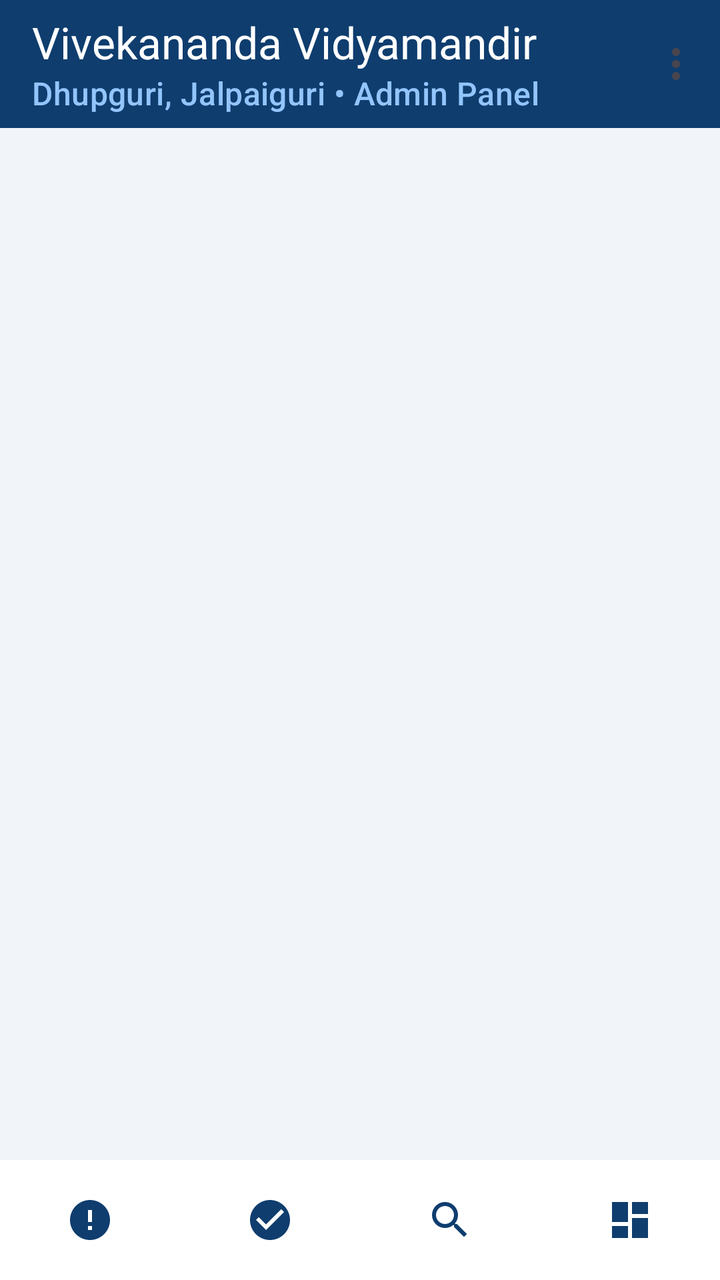
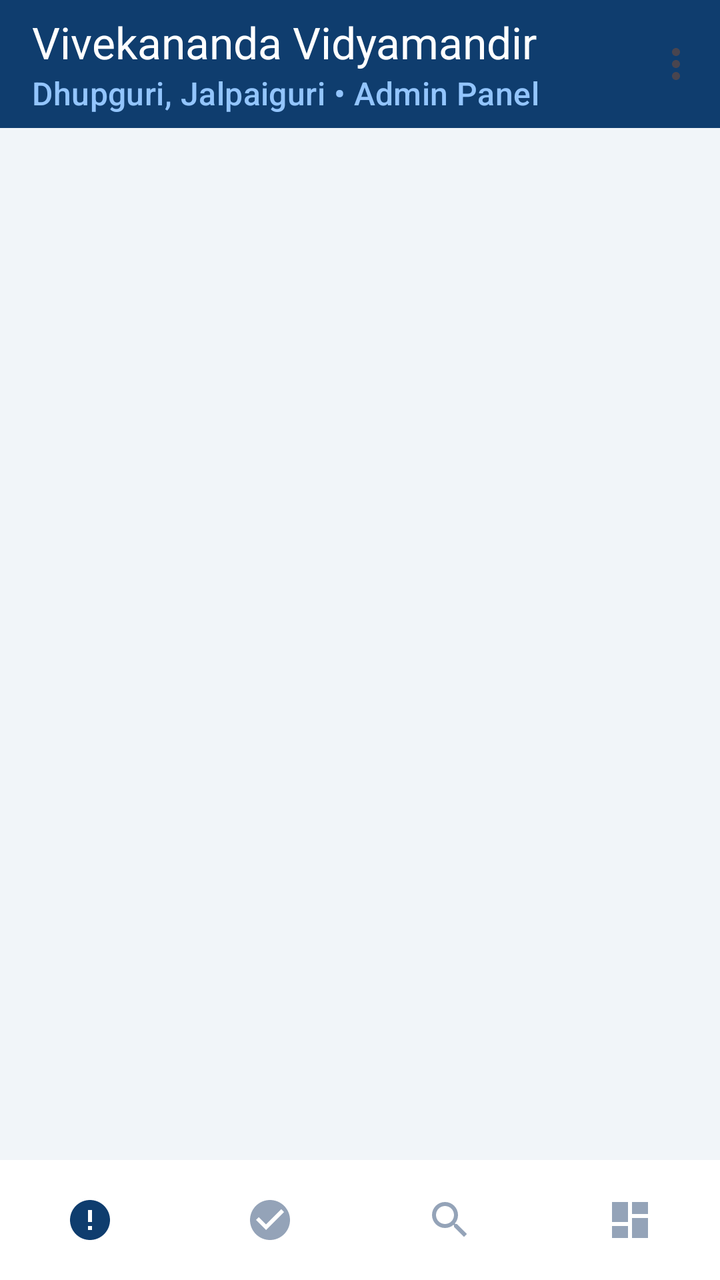

Two renders of the same Android screen: before a commit and after it. Below are the layout's source before the change and the commit's diff.
<!-- AndroidManifest.xml: application theme Theme.SchoolManager -->
<!-- res/layout/activity_main.xml -->
<?xml version="1.0" encoding="utf-8"?>
<androidx.coordinatorlayout.widget.CoordinatorLayout
    xmlns:android="http://schemas.android.com/apk/res/android"
    xmlns:app="http://schemas.android.com/apk/res-auto"
    android:layout_width="match_parent"
    android:layout_height="match_parent"
    android:background="#F1F5F9">

    <com.google.android.material.appbar.AppBarLayout
        android:layout_width="match_parent"
        android:layout_height="wrap_content">

        <com.google.android.material.appbar.MaterialToolbar
            android:id="@+id/topAppBar"
            android:layout_width="match_parent"
            android:layout_height="?attr/actionBarSize"
            android:background="#0F3D6E"
            app:title="Vivekananda Vidyamandir"
            app:subtitle="Dhupguri, Jalpaiguri • Admin Panel"
            app:titleTextColor="@android:color/white"
            app:subtitleTextColor="#93C5FD"
            app:menu="@menu/main_menu" />
    </com.google.android.material.appbar.AppBarLayout>

    <LinearLayout
        android:layout_width="match_parent"
        android:layout_height="match_parent"
        android:orientation="vertical"
        app:layout_behavior="@string/appbar_scrolling_view_behavior">

        
        <androidx.viewpager2.widget.ViewPager2
            android:id="@+id/viewPager"
            android:layout_width="match_parent"
            android:layout_height="0dp"
            android:layout_weight="1" />

        
        <com.google.android.material.bottomnavigation.BottomNavigationView
            android:id="@+id/bottomNav"
            android:layout_width="match_parent"
            android:layout_height="60dp"
            android:background="@android:color/white"
            app:elevation="8dp"
            app:labelVisibilityMode="unlabeled"
            app:menu="@menu/bottom_nav_menu"
            app:itemIconTint="@color/nav_icon_color"
            app:itemActiveIndicatorStyle="@style/CustomNavIndicator" />

    </LinearLayout>
</androidx.coordinatorlayout.widget.CoordinatorLayout>
<!-- resources referenced by this layout -->
<resources>
  <style name="Theme.SchoolManager" parent="Theme.Material3.DayNight.NoActionBar">
          <item name="colorPrimary">#0F3D6E</item>
          <item name="colorOnPrimary">#FFFFFF</item>
          <item name="colorSecondary">#D97706</item>
          <item name="android:statusBarColor">#0F3D6E</item>
          <item name="android:windowLightStatusBar">false</item>
      </style>
</resources>

<!-- the commit's change to res/layout/activity_main.xml (unified diff, before → after) -->
@@ -28,14 +28,12 @@
         android:orientation="vertical"
         app:layout_behavior="@string/appbar_scrolling_view_behavior">
 
-        
         <androidx.viewpager2.widget.ViewPager2
             android:id="@+id/viewPager"
             android:layout_width="match_parent"
             android:layout_height="0dp"
             android:layout_weight="1" />
 
-        
         <com.google.android.material.bottomnavigation.BottomNavigationView
             android:id="@+id/bottomNav"
             android:layout_width="match_parent"
@@ -45,7 +43,7 @@
             app:labelVisibilityMode="unlabeled"
             app:menu="@menu/bottom_nav_menu"
             app:itemIconTint="@color/nav_icon_color"
-            app:itemActiveIndicatorStyle="@style/CustomNavIndicator" />
+            app:itemActiveIndicatorColor="#FEF3C7" />
 
     </LinearLayout>
 </androidx.coordinatorlayout.widget.CoordinatorLayout>
